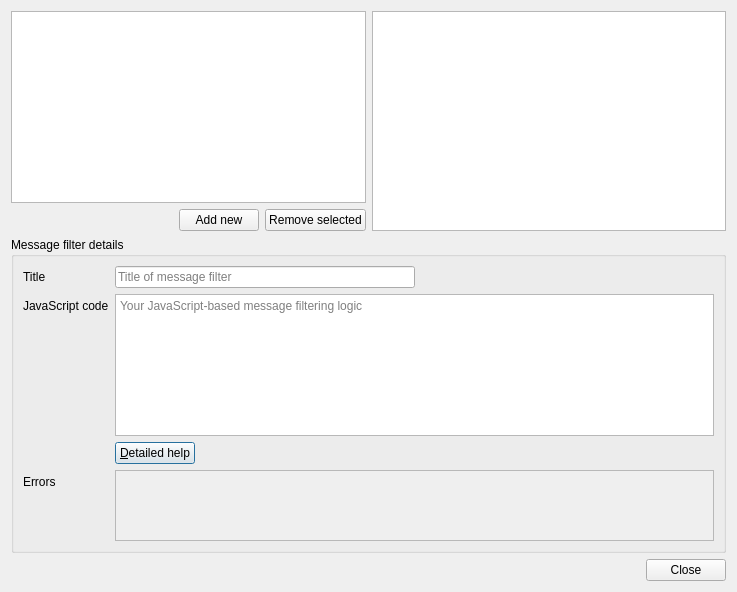
martinrotter/rssguard, file src/librssguard/gui/dialogs/formmessagefiltersmanager.ui: the form before one commit.
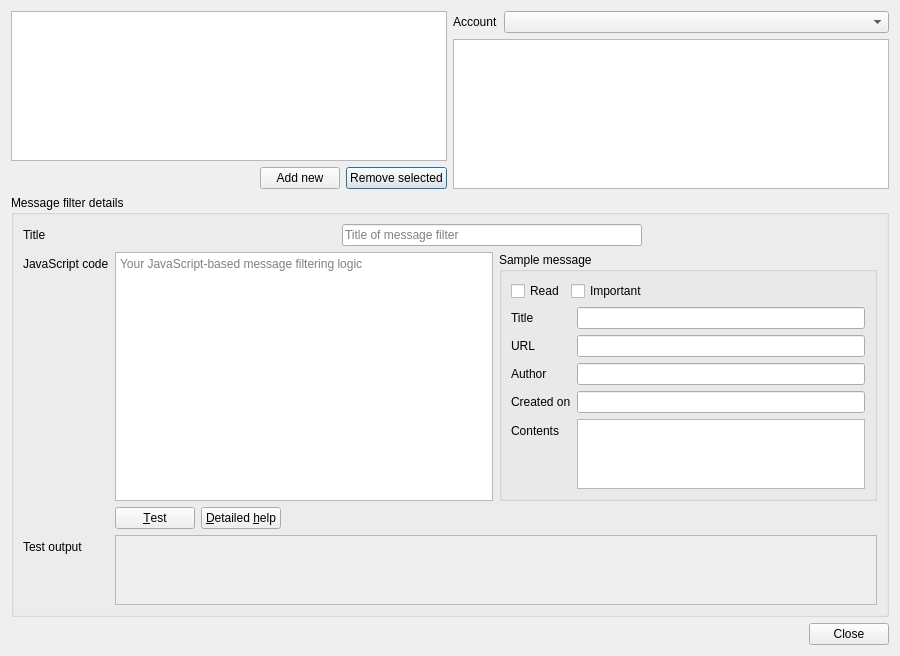
The form after the commit.

Commit message: Work on filters dialog.

Patch:
```diff
--- a/src/librssguard/gui/dialogs/formmessagefiltersmanager.ui
+++ b/src/librssguard/gui/dialogs/formmessagefiltersmanager.ui
@@ -6,25 +6,77 @@
    <rect>
     <x>0</x>
     <y>0</y>
-    <width>737</width>
-    <height>592</height>
+    <width>900</width>
+    <height>625</height>
    </rect>
   </property>
   <property name="windowTitle">
    <string>Message filters</string>
   </property>
   <layout class="QGridLayout" name="gridLayout_2">
+   <item row="0" column="0">
+    <layout class="QGridLayout" name="gridLayout">
+     <item row="1" column="2">
+      <widget class="QPushButton" name="m_btnRemoveSelected">
+       <property name="text">
+        <string>Remove selected</string>
+       </property>
+      </widget>
+     </item>
+     <item row="1" column="1">
+      <widget class="QPushButton" name="m_btnAddNew">
+       <property name="text">
+        <string>Add new</string>
+       </property>
+      </widget>
+     </item>
+     <item row="1" column="0">
+      <spacer name="horizontalSpacer">
+       <property name="orientation">
+        <enum>Qt::Horizontal</enum>
+       </property>
+       <property name="sizeHint" stdset="0">
+        <size>
+         <width>40</width>
+         <height>20</height>
+        </size>
+       </property>
+      </spacer>
+     </item>
+     <item row="0" column="0" colspan="3">
+      <widget class="QListWidget" name="m_listFilters"/>
+     </item>
+    </layout>
+   </item>
    <item row="0" column="1">
-    <widget class="QTreeView" name="m_treeFeeds"/>
+    <layout class="QFormLayout" name="formLayout_3">
+     <item row="1" column="0" colspan="2">
+      <widget class="QTreeView" name="m_treeFeeds">
+       <property name="minimumSize">
+        <size>
+         <width>0</width>
+         <height>150</height>
+        </size>
+       </property>
+      </widget>
+     </item>
+     <item row="0" column="1">
+      <widget class="QComboBox" name="comboBox"/>
+     </item>
+     <item row="0" column="0">
+      <widget class="QLabel" name="label_9">
+       <property name="text">
+        <string>Account</string>
+       </property>
+       <property name="buddy">
+        <cstring>comboBox</cstring>
+       </property>
+      </widget>
+     </item>
+    </layout>
    </item>
    <item row="1" column="0" colspan="2">
-    <widget class="QGroupBox" name="groupBox">
-     <property name="sizePolicy">
-      <sizepolicy hsizetype="Preferred" vsizetype="Preferred">
-       <horstretch>0</horstretch>
-       <verstretch>1</verstretch>
-      </sizepolicy>
-     </property>
+    <widget class="QGroupBox" name="m_gbDetails">
      <property name="title">
       <string>Message filter details</string>
      </property>
@@ -43,6 +95,18 @@
        <layout class="QHBoxLayout" name="horizontalLayout">
         <item>
          <widget class="QLineEdit" name="m_txtTitle">
+          <property name="sizePolicy">
+           <sizepolicy hsizetype="Expanding" vsizetype="Fixed">
+            <horstretch>0</horstretch>
+            <verstretch>0</verstretch>
+           </sizepolicy>
+          </property>
+          <property name="maximumSize">
+           <size>
+            <width>300</width>
+            <height>16777215</height>
+           </size>
+          </property>
           <property name="placeholderText">
            <string>Title of message filter</string>
           </property>
@@ -53,12 +117,6 @@
           <property name="orientation">
            <enum>Qt::Horizontal</enum>
           </property>
-          <property name="sizeHint" stdset="0">
-           <size>
-            <width>40</width>
-            <height>20</height>
-           </size>
-          </property>
          </spacer>
         </item>
        </layout>
@@ -73,17 +131,170 @@
         </property>
        </widget>
       </item>
-      <item row="3" column="0">
+      <item row="1" column="1">
+       <layout class="QHBoxLayout" name="horizontalLayout_3">
+        <item>
+         <widget class="QPlainTextEdit" name="m_txtScript">
+          <property name="sizePolicy">
+           <sizepolicy hsizetype="Expanding" vsizetype="Expanding">
+            <horstretch>0</horstretch>
+            <verstretch>1</verstretch>
+           </sizepolicy>
+          </property>
+          <property name="placeholderText">
+           <string>Your JavaScript-based message filtering logic</string>
+          </property>
+         </widget>
+        </item>
+        <item>
+         <widget class="QGroupBox" name="groupBox_2">
+          <property name="title">
+           <string>Sample message</string>
+          </property>
+          <layout class="QFormLayout" name="formLayout_2">
+           <item row="0" column="0" colspan="2">
+            <layout class="QHBoxLayout" name="horizontalLayout_4">
+             <item>
+              <widget class="QCheckBox" name="checkBox">
+               <property name="text">
+                <string>Read</string>
+               </property>
+              </widget>
+             </item>
+             <item>
+              <widget class="QCheckBox" name="checkBox_2">
+               <property name="text">
+                <string>Important</string>
+               </property>
+              </widget>
+             </item>
+             <item>
+              <spacer name="horizontalSpacer_4">
+               <property name="orientation">
+                <enum>Qt::Horizontal</enum>
+               </property>
+               <property name="sizeHint" stdset="0">
+                <size>
+                 <width>40</width>
+                 <height>20</height>
+                </size>
+               </property>
+              </spacer>
+             </item>
+            </layout>
+           </item>
+           <item row="1" column="0">
+            <widget class="QLabel" name="label_4">
+             <property name="text">
+              <string>Title</string>
+             </property>
+             <property name="buddy">
+              <cstring>lineEdit</cstring>
+             </property>
+            </widget>
+           </item>
+           <item row="1" column="1">
+            <widget class="QLineEdit" name="lineEdit"/>
+           </item>
+           <item row="2" column="0">
+            <widget class="QLabel" name="label_6">
+             <property name="text">
+              <string>URL</string>
+             </property>
+             <property name="buddy">
+              <cstring>lineEdit_2</cstring>
+             </property>
+            </widget>
+           </item>
+           <item row="2" column="1">
+            <widget class="QLineEdit" name="lineEdit_2"/>
+           </item>
+           <item row="3" column="0">
+            <widget class="QLabel" name="label_7">
+             <property name="text">
+              <string>Author</string>
+             </property>
+             <property name="buddy">
+              <cstring>lineEdit_3</cstring>
+             </property>
+            </widget>
+           </item>
+           <item row="3" column="1">
+            <widget class="QLineEdit" name="lineEdit_3"/>
+           </item>
+           <item row="4" column="0">
+            <widget class="QLabel" name="label_8">
+             <property name="text">
+              <string>Created on</string>
+             </property>
+             <property name="buddy">
+              <cstring>lineEdit_4</cstring>
+             </property>
+            </widget>
+           </item>
+           <item row="4" column="1">
+            <widget class="QLineEdit" name="lineEdit_4"/>
+           </item>
+           <item row="5" column="0">
+            <widget class="QLabel" name="label_5">
+             <property name="text">
+              <string>Contents</string>
+             </property>
+             <property name="buddy">
+              <cstring>plainTextEdit</cstring>
+             </property>
+            </widget>
+           </item>
+           <item row="5" column="1">
+            <widget class="QPlainTextEdit" name="plainTextEdit"/>
+           </item>
+          </layout>
+         </widget>
+        </item>
+       </layout>
+      </item>
+      <item row="2" column="1">
+       <layout class="QHBoxLayout" name="horizontalLayout_2">
+        <item>
+         <widget class="QPushButton" name="m_btnTest">
+          <property name="text">
+           <string>&amp;Test</string>
+          </property>
+         </widget>
+        </item>
+        <item>
+         <widget class="QPushButton" name="m_btnDetailedHelp">
+          <property name="text">
+           <string>&amp;Detailed &amp;help</string>
+          </property>
+         </widget>
+        </item>
+        <item>
+         <spacer name="horizontalSpacer_3">
+          <property name="orientation">
+           <enum>Qt::Horizontal</enum>
+          </property>
+          <property name="sizeHint" stdset="0">
+           <size>
+            <width>40</width>
+            <height>20</height>
+           </size>
+          </property>
+         </spacer>
+        </item>
+       </layout>
+      </item>
+      <item row="4" column="0">
        <widget class="QLabel" name="label_3">
         <property name="text">
-         <string>Errors</string>
+         <string>Test output</string>
         </property>
         <property name="buddy">
          <cstring>m_txtErrors</cstring>
         </property>
        </widget>
       </item>
-      <item row="3" column="1">
+      <item row="4" column="1">
        <widget class="QPlainTextEdit" name="m_txtErrors">
         <property name="enabled">
          <bool>false</bool>
@@ -99,80 +310,9 @@
         </property>
        </widget>
       </item>
-      <item row="2" column="1">
-       <layout class="QHBoxLayout" name="horizontalLayout_2">
-        <item>
-         <widget class="QPushButton" name="m_btnDetailedHelp">
-          <property name="text">
-           <string>&amp;Detailed help</string>
-          </property>
-         </widget>
-        </item>
-        <item>
-         <spacer name="horizontalSpacer_3">
-          <property name="orientation">
-           <enum>Qt::Horizontal</enum>
-          </property>
-          <property name="sizeHint" stdset="0">
-           <size>
-            <width>40</width>
-            <height>20</height>
-           </size>
-          </property>
-         </spacer>
-        </item>
-       </layout>
-      </item>
-      <item row="1" column="1">
-       <widget class="QPlainTextEdit" name="m_txtScript">
-        <property name="sizePolicy">
-         <sizepolicy hsizetype="Expanding" vsizetype="Expanding">
-          <horstretch>0</horstretch>
-          <verstretch>2</verstretch>
-         </sizepolicy>
-        </property>
-        <property name="placeholderText">
-         <string>Your JavaScript-based message filtering logic</string>
-        </property>
-       </widget>
-      </item>
      </layout>
     </widget>
    </item>
-   <item row="0" column="0">
-    <layout class="QGridLayout" name="gridLayout">
-     <item row="0" column="0" colspan="3">
-      <widget class="QTreeView" name="m_treeFilters"/>
-     </item>
-     <item row="1" column="2">
-      <widget class="QPushButton" name="m_btnRemoveSelected">
-       <property name="text">
-        <string>Remove selected</string>
-       </property>
-      </widget>
-     </item>
-     <item row="1" column="1">
-      <widget class="QPushButton" name="m_btnAddNew">
-       <property name="text">
-        <string>Add new</string>
-       </property>
-      </widget>
-     </item>
-     <item row="1" column="0">
-      <spacer name="horizontalSpacer">
-       <property name="orientation">
-        <enum>Qt::Horizontal</enum>
-       </property>
-       <property name="sizeHint" stdset="0">
-        <size>
-         <width>40</width>
-         <height>20</height>
-        </size>
-       </property>
-      </spacer>
-     </item>
-    </layout>
-   </item>
    <item row="2" column="1">
     <widget class="QDialogButtonBox" name="m_buttonBox">
      <property name="orientation">
```
Left out of the diff: 22 changed lines with no effect on the pictures. The commit also changes 14 other files.
